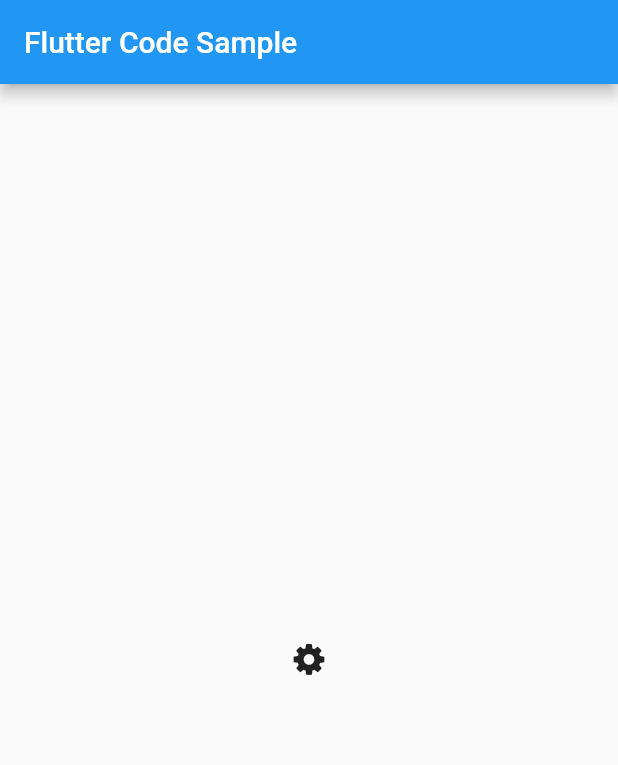
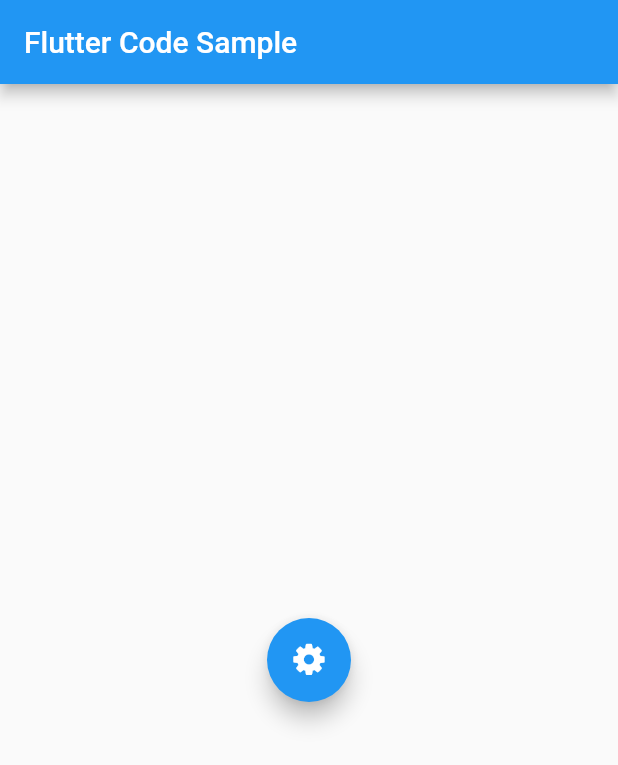
Before and after one commit to BigDeeEss/dashcam, a Flutter app: the screen it shows after launch, on a phone screen of 412 x 824 dp. Shown: the top 765 px of the screen. Run offline on Flutter 3.47's test engine with Material 2 defaults, Android fonts, the phone set to English and light mode, and no system bars.

Commit message:
Implement FAB with icon from the CustomIcons library as the object to move using the SlideTransition class.

```diff
--- a/lib/home.dart
+++ b/lib/home.dart
@@ -62,10 +62,15 @@ class _MyStatefulWidgetState extends State<MyStatefulWidget>
       position: _offsetAnimation,
       child: Padding(
         padding: EdgeInsets.all(8.0),
-        child: IconButton(
-          icon: Icon(CustomIcons.cog_1),
-          onPressed: () {},
-        ),
+          child: FloatingActionButton(
+            child: Icon(CustomIcons.cog_1),
+            onPressed: () {},
+          ),
+        // child: IconButton(
+        //   icon: Icon(CustomIcons.cog_1),
+        //   color: Colors.blue,
+        //   onPressed: () {},
+        // ),
         // child: FlutterLogo(size: 150.0),
       ),
     );
```
